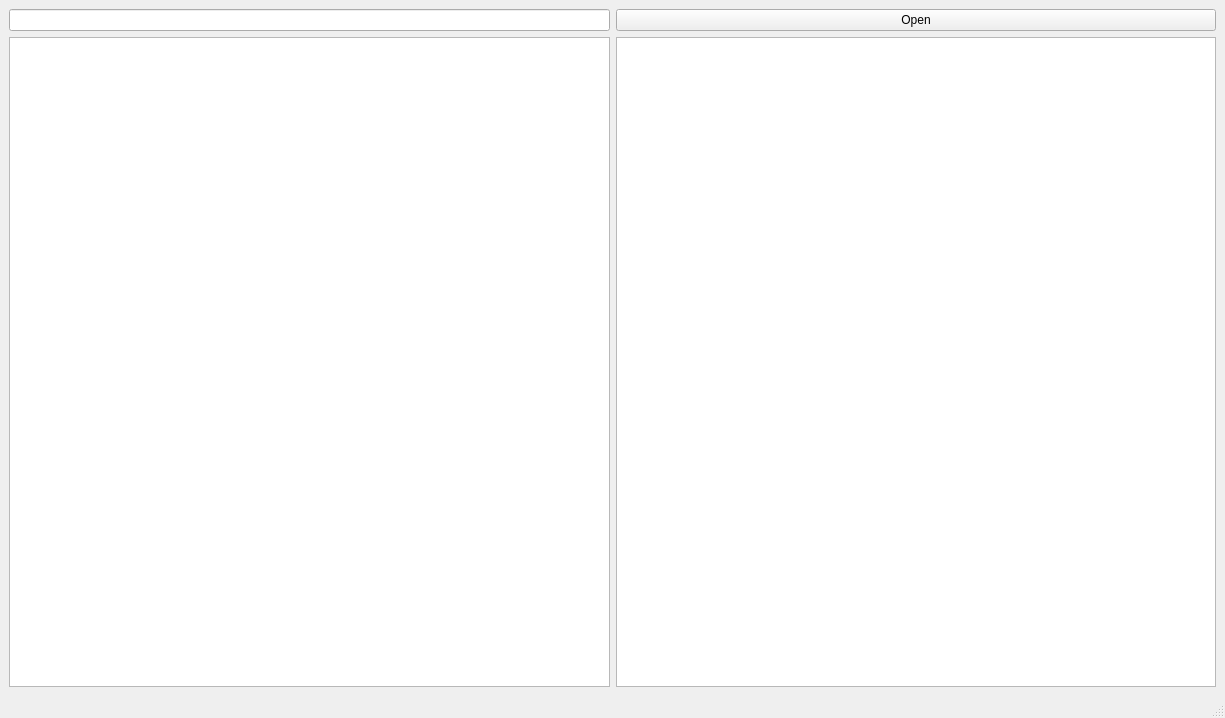
First picture: the form in mainwindow.ui, repository XRay3D/SVD_Viewer, before the edit.
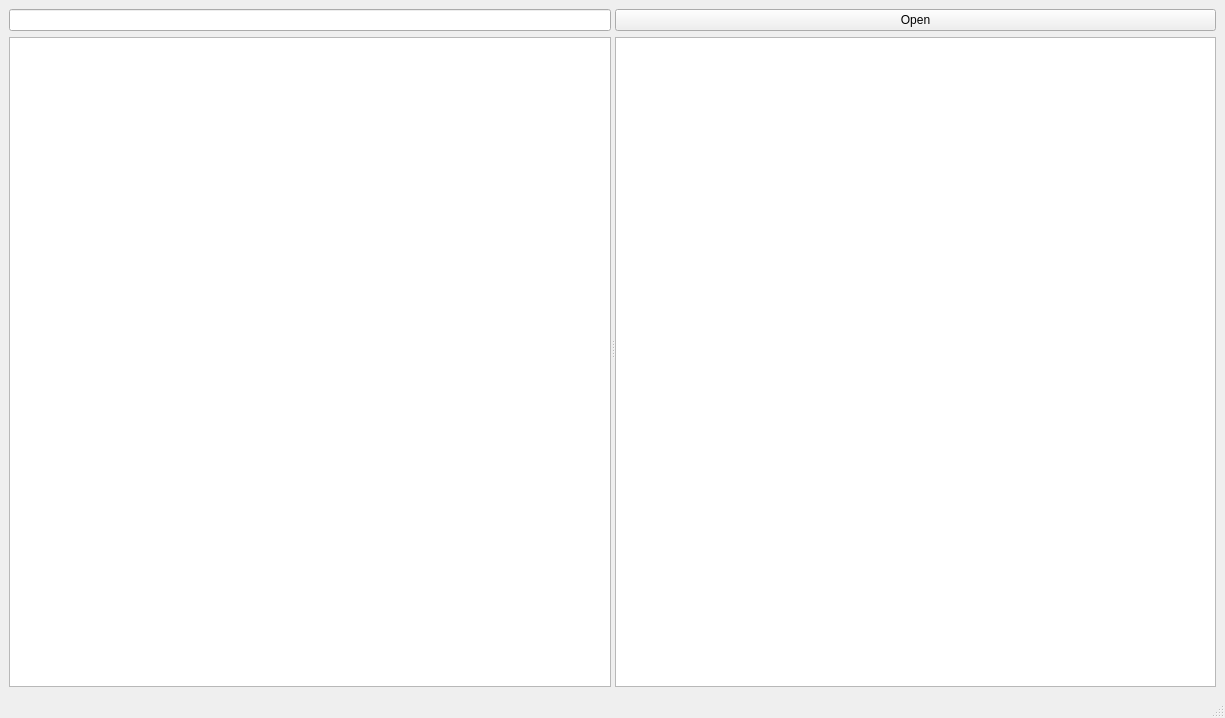
Second picture: the form after the edit.

```diff
--- a/mainwindow.ui
+++ b/mainwindow.ui
@@ -14,25 +14,18 @@
    <string>MainWindow</string>
   </property>
   <widget class="QWidget" name="centralwidget">
-   <layout class="QGridLayout" name="gridLayout">
-    <item row="0" column="0">
+   <layout class="QVBoxLayout" name="verticalLayout_3">
+    <item>
+     <widget class="QSplitter" name="splitter">
+      <property name="orientation">
+       <enum>Qt::Orientation::Horizontal</enum>
+      </property>
+      <widget class="QWidget" name="">
+       <layout class="QVBoxLayout" name="verticalLayout">
+        <item>
      <widget class="QLineEdit" name="lePath"/>
     </item>
-    <item row="1" column="1">
-     <widget class="QTextEdit" name="textEdit">
-      <property name="lineWrapMode">
-       <enum>QTextEdit::NoWrap</enum>
-      </property>
-     </widget>
-    </item>
-    <item row="0" column="1">
-     <widget class="QPushButton" name="pbOpen">
-      <property name="text">
-       <string>Open</string>
-      </property>
-     </widget>
-    </item>
-    <item row="1" column="0">
+        <item>
      <widget class="QTreeView" name="treeView">
       <property name="alternatingRowColors">
        <bool>true</bool>
@@ -53,6 +46,28 @@
     </item>
    </layout>
   </widget>
+      <widget class="QWidget" name="">
+       <layout class="QVBoxLayout" name="verticalLayout_2">
+        <item>
+         <widget class="QPushButton" name="pbOpen">
+          <property name="text">
+           <string>Open</string>
+          </property>
+         </widget>
+        </item>
+        <item>
+         <widget class="QTextEdit" name="textEdit">
+          <property name="lineWrapMode">
+           <enum>QTextEdit::LineWrapMode::NoWrap</enum>
+          </property>
+         </widget>
+        </item>
+       </layout>
+      </widget>
+     </widget>
+    </item>
+   </layout>
+  </widget>
   <widget class="QMenuBar" name="menubar">
    <property name="geometry">
     <rect>
```
Left out of the diff: 8 changed lines with no effect on the pictures. Lines whose indentation alone changed are shown as unchanged.
